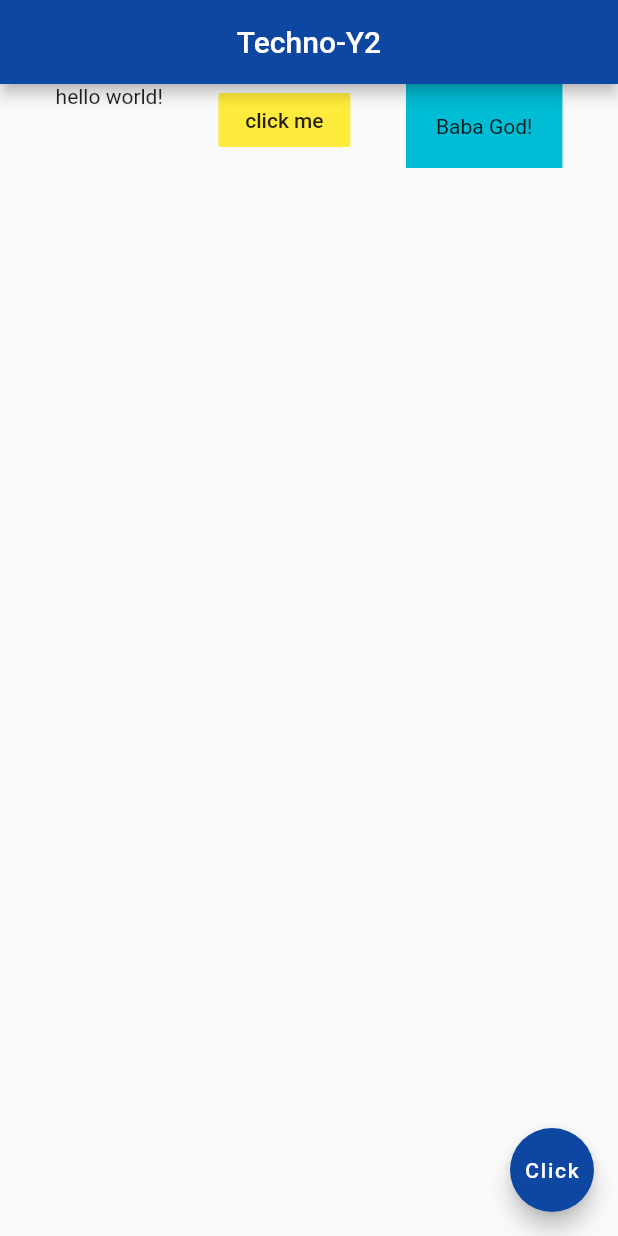
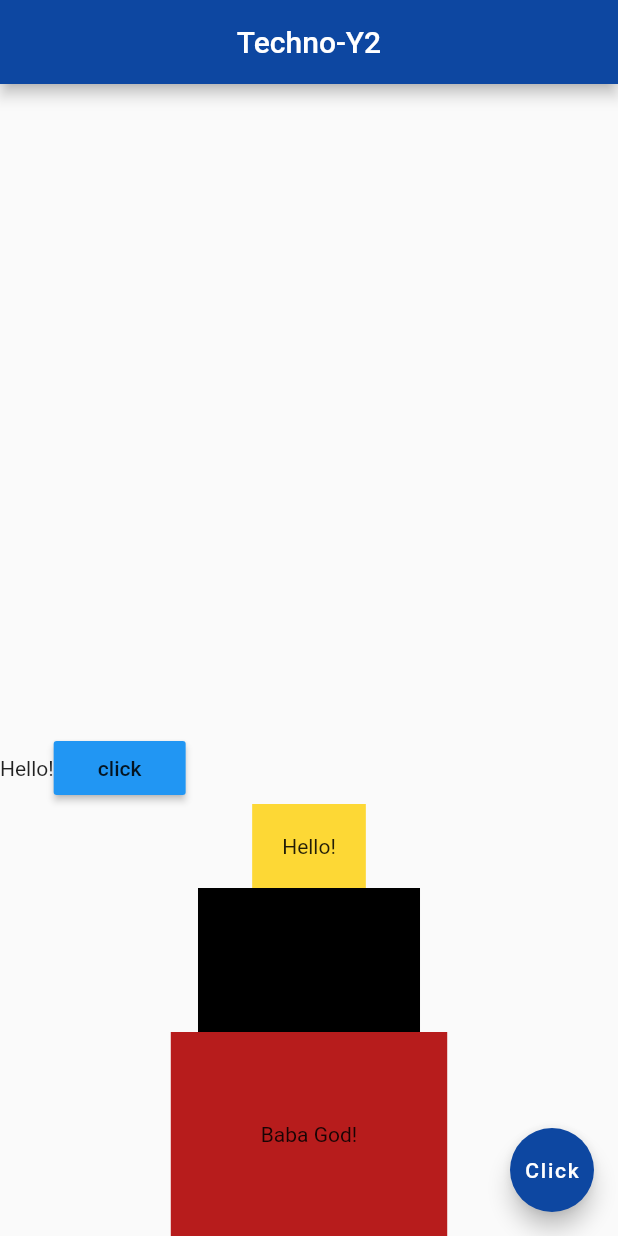
Before and after one commit to michaelovo/Flutter_basic, a Flutter app: the screen it shows after launch, on a phone screen of 412 x 824 dp. Run offline on Flutter 3.47's test engine with Material 2 defaults, Android fonts, the phone set to English and light mode, and no system bars.

Commit message:
Added mixture of Columns and row widgets

```diff
--- a/lib/main.dart
+++ b/lib/main.dart
@@ -13,20 +13,37 @@ class Home extends StatelessWidget {
         centerTitle: true,
         backgroundColor: Colors.blue[900],
       ),
-      body: Row(
-        mainAxisAlignment: MainAxisAlignment.spaceEvenly,
-        crossAxisAlignment: CrossAxisAlignment.start,
+      body: Column(
+        mainAxisAlignment: MainAxisAlignment.end,
+        crossAxisAlignment: CrossAxisAlignment.center,
         children: <Widget>[
-          Text('hello world!'),
-          FlatButton(
-            onPressed: (){},
-            child: Text('click me'),
-            color: Colors.yellow,
+          Row(
+            children: <Widget>[
+              Text('Hello!'),
+
+              RaisedButton(
+                onPressed: (){},
+                child: Text('click'),
+                color: Colors.blue,
+              ),
+
+            ],
+          ),
+
+          Container(
+            padding: EdgeInsets.all(20.0),
+            child: Text('Hello!'),
+            color: Colors.yellow[600],
           ),
           Container(
-            padding: EdgeInsets.all(20.0),
+            padding: EdgeInsets.all(40.0),
+            child: Text(' Hello prof!'),
+            color: Colors.black,
+          ),
+          Container(
+            padding: EdgeInsets.all(60.0),
             child: Text('Baba God!'),
-            color: Colors.cyan,
+            color: Colors.red[900],
           ),
         ],
       ),
```
